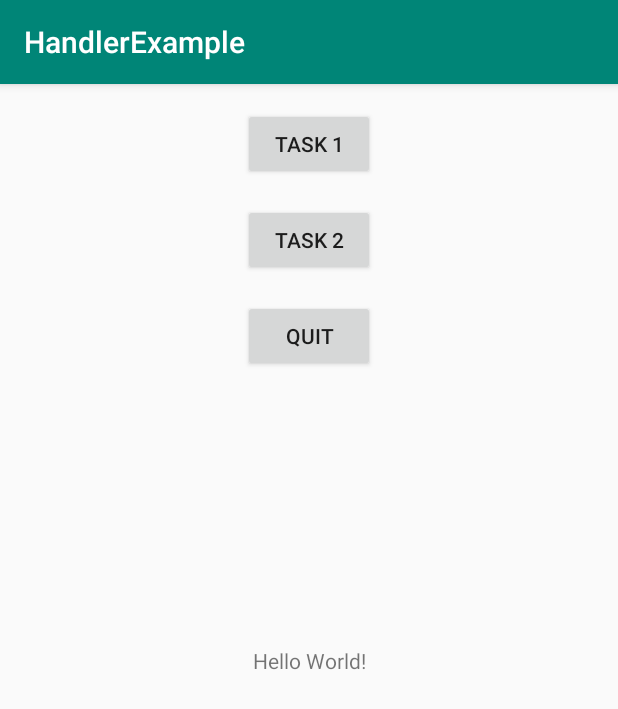
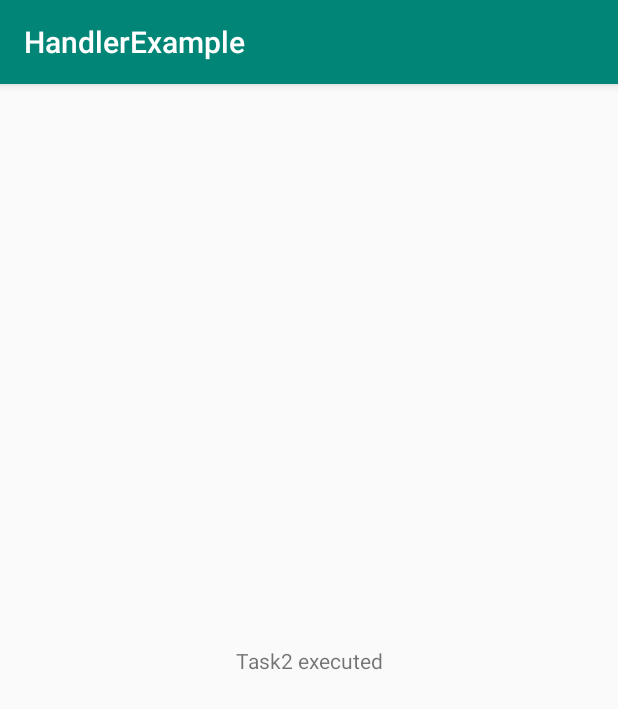
Before and after one commit to pjoshi08/handler_concepts, an Android app: the screen it shows after launch (MainActivity), on a phone screen of 412 x 824 dp. Shown: the top 709 px of the screen. Run offline under Robolectric (Android 15) with nearby library versions, the phone set to English and light mode, and no system bars.

Commit message:
Ex3: HandlerThread

```diff
--- a/app/src/main/java/com/example/handlerexample/MainActivity.java
+++ b/app/src/main/java/com/example/handlerexample/MainActivity.java
@@ -12,7 +12,7 @@ import android.widget.TextView;
 public class MainActivity extends AppCompatActivity {
 
     private TextView tvMessage;
-    private LooperThread worker;
+    private Worker worker;
     private Handler mainThreadHandler;
 
     @Override
@@ -24,29 +24,30 @@ public class MainActivity extends AppCompatActivity {
 
         setupHandler();
 
-        instantiateWorker();
+        worker = new Worker();
 
-        findViewById(R.id.task1).setOnClickListener(v -> {
+        worker.execute(() -> {
             Message message = Message.obtain();
-            message.what = LooperThread.TASK1;
-            worker.getBgThreadHandler().sendMessage(message);
+            threadSleep(1000);
+
+            message.obj = "Task1 executed";
+            mainThreadHandler.sendMessage(message);
+        }).execute(() -> {
+            Message message = Message.obtain();
+            threadSleep(2000);
+
+            message.obj = "Task2 executed";
+            mainThreadHandler.sendMessage(message);
+        }).execute(() -> {
+            Message message = Message.obtain();
+            threadSleep(2000);
+
+            if (worker.quit()){
+                // Looper.quit() is called
+                message.obj = "Looper Terminated";
+                mainThreadHandler.sendMessage(message);
+            }
         });
-
-        findViewById(R.id.task2).setOnClickListener(v -> {
-            Message message = Message.obtain();
-            message.what = LooperThread.TASK2;
-            worker.getBgThreadHandler().sendMessage(message);
-        });
-
-        findViewById(R.id.task3).setOnClickListener(v -> {
-            Message message = Message.obtain();
-            message.what = LooperThread.TASK3;
-            worker.getBgThreadHandler().sendMessage(message);
-        });
-    }
-
-    private void instantiateWorker() {
-        worker = new LooperThread(mainThreadHandler);
     }
 
     private void setupHandler() {
@@ -58,4 +59,12 @@ public class MainActivity extends AppCompatActivity {
             }
         };
     }
+
+    private void threadSleep(long millis) {
+        try {
+            Thread.sleep(millis);
+        } catch (InterruptedException e) {
+            e.printStackTrace();
+        }
+    }
 }
--- /dev/null
+++ b/app/src/main/java/com/example/handlerexample/Worker.java
@@ -0,0 +1,20 @@
+package com.example.handlerexample;
+
+import android.os.Handler;
+import android.os.HandlerThread;
+
+class Worker extends HandlerThread {
+    private static final String TAG = "Worker";
+    private Handler bgThreadHandler;
+
+    Worker() {
+        super(TAG);
+        start();
+        bgThreadHandler = new Handler(getLooper());
+    }
+
+    Worker execute(Runnable task) {
+        bgThreadHandler.post(task);
+        return this;
+    }
+}
--- a/app/src/main/res/layout/activity_main.xml
+++ b/app/src/main/res/layout/activity_main.xml
@@ -5,36 +5,6 @@
     android:layout_width="match_parent"
     android:layout_height="match_parent"
     tools:context=".MainActivity">
-
-    <Button
-        android:id="@+id/task1"
-        android:layout_width="wrap_content"
-        android:layout_height="wrap_content"
-        app:layout_constraintStart_toStartOf="parent"
-        app:layout_constraintEnd_toEndOf="parent"
-        app:layout_constraintTop_toTopOf="parent"
-        android:layout_marginTop="16dp"
-        android:text="@string/task_1"/>
-
-    <Button
-        android:id="@+id/task2"
-        android:layout_width="wrap_content"
-        android:layout_height="wrap_content"
-        app:layout_constraintStart_toStartOf="parent"
-        app:layout_constraintEnd_toEndOf="parent"
-        app:layout_constraintTop_toBottomOf="@id/task1"
-        android:layout_marginTop="16dp"
-        android:text="@string/task_2"/>
-
-    <Button
-        android:id="@+id/task3"
-        android:layout_width="wrap_content"
-        android:layout_height="wrap_content"
-        app:layout_constraintStart_toStartOf="parent"
-        app:layout_constraintEnd_toEndOf="parent"
-        app:layout_constraintTop_toBottomOf="@id/task2"
-        android:layout_marginTop="16dp"
-        android:text="@string/quit"/>
 
     <TextView
         android:id="@+id/tvMessage"
```
